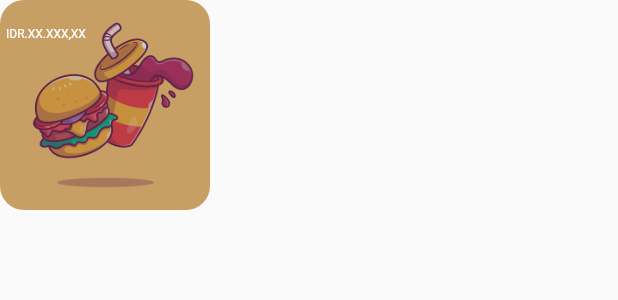
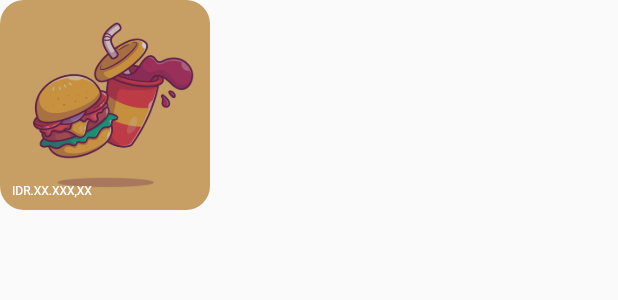
Before and after one commit to riskiilyas/Restaurant-App, a Flutter app: the MenuCard widget shown alone on an empty page, opened directly with empty values, on a phone screen of 412 x 824 dp. Shown: the top 300 px of the screen. Run offline on Flutter 3.47's test engine with Material 2 defaults, Android fonts, the phone set to English and light mode, and no system bars; our stand-ins replace flutter_native_splash, fluttertoast; network calls fail.

Commit message:
Add Menu Card

```diff
--- a/lib/widget/menu_card.dart
+++ b/lib/widget/menu_card.dart
@@ -1,6 +1,6 @@
-import 'package:restaurant_app/data/Menus.dart';
-import 'package:restaurant_app/data/Restaurants.dart';
 import 'package:flutter/material.dart';
+import 'package:fluttertoast/fluttertoast.dart';
+import 'package:restaurant_app/widget/toast_layout.dart';
 
 class MenuCard extends StatelessWidget {
   const MenuCard({Key? key, required this.name}) : super(key: key);
@@ -8,23 +8,40 @@ class MenuCard extends StatelessWidget {
 
   @override
   Widget build(BuildContext context) {
-    return ClipRRect(
+    return Padding(
+      padding: const EdgeInsets.only(right: 8),
+      child: InkWell(
+        onTap: () {
+          var fToast = FToast();
+          fToast.init(context);
+
+          fToast.showToast(
+            child: ToastLayout(msg: name),
+            gravity: ToastGravity.BOTTOM,
+            toastDuration: const Duration(seconds: 2),
+          );
+        },
+        child: ClipRRect(
           borderRadius: BorderRadius.circular(16),
           child: SizedBox(
             height: 140,
             width: 140,
             child: Stack(
               children: [
-            Image.asset(
+                Container(
+                  alignment: Alignment.center,
+                  child: Image.asset(
                     'assets/menu.png',
                     height: 140,
                   ),
-            Align(
-              alignment: AlignmentDirectional.bottomStart,
+                ),
+                Container(
+                  alignment: Alignment.bottomLeft,
                   child: Padding(
-                padding: const EdgeInsets.all(4.0),
+                    padding: const EdgeInsets.all(8.0),
                     child: Column(
                       crossAxisAlignment: CrossAxisAlignment.start,
+                      mainAxisAlignment: MainAxisAlignment.end,
                       children: [
                         Text(
                           name,
@@ -44,6 +61,8 @@ class MenuCard extends StatelessWidget {
               ],
             ),
           ),
+        ),
+      ),
     );
   }
 }
```
Also changed, not shown: lib/detail_screen.dart (+42 -7 lines). Lines whose indentation alone changed are shown as unchanged.
